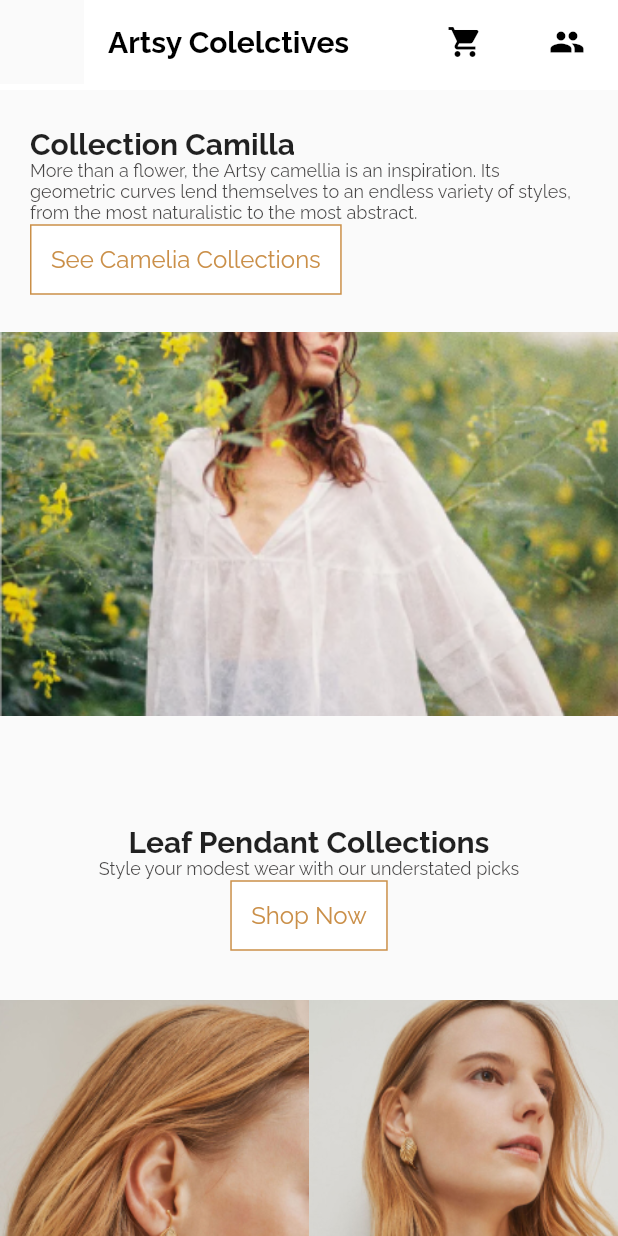
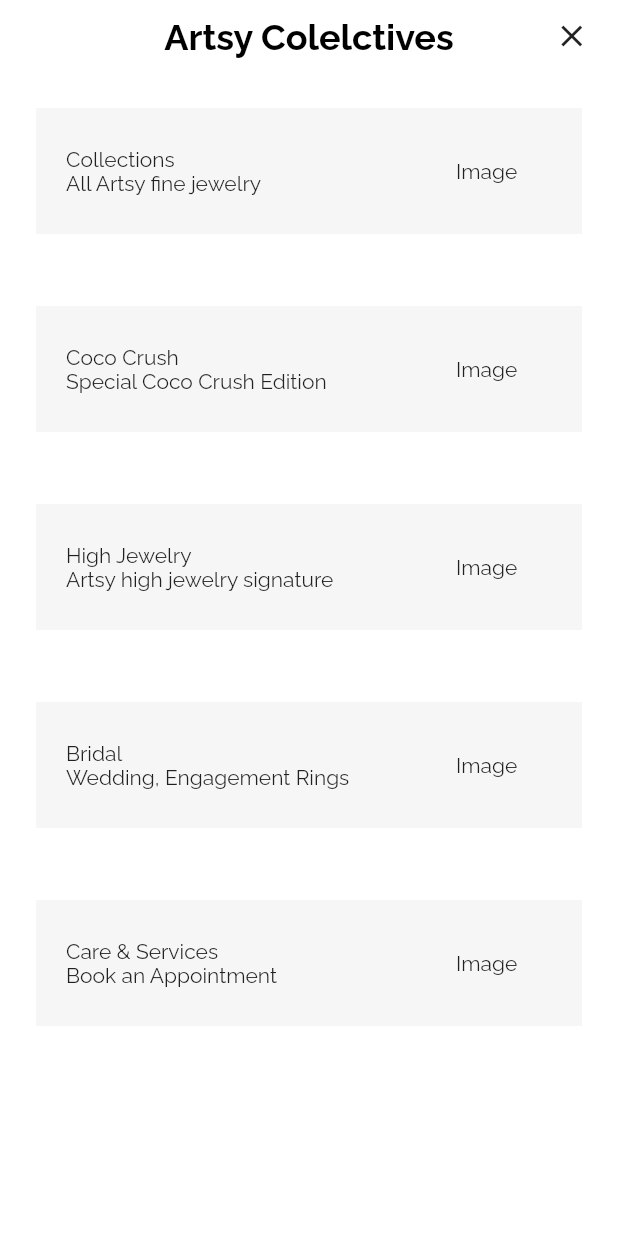
Before and after one commit to code7070/learn-flutter-web-1, a Flutter app: the screen it shows after launch, with the side drawer open (before the commit the screen has no drawer), on a phone screen of 412 x 824 dp. Run offline on Flutter 3.47's test engine with Material 2 defaults, Android fonts, the phone set to English and light mode, and no system bars; missing offline and left inert: div.

Commit message:
adding drawer component

```diff
--- a/lib/components/header/logo.dart
+++ b/lib/components/header/logo.dart
@@ -10,7 +10,8 @@ class LogoFont extends StatelessWidget {
   Widget build(BuildContext context) {
     return Div(const Text(
       'Artsy Colelctives',
-      style: TextStyle(fontWeight: FontWeight.bold, color: Colors.black),
+      style: TextStyle(
+          fontWeight: FontWeight.bold, color: Colors.black, fontSize: 24),
     ));
   }
 }
--- a/lib/components/header/mobile.dart
+++ b/lib/components/header/mobile.dart
@@ -11,12 +11,9 @@ class HeaderMobile extends StatelessWidget {
       backgroundColor: Colors.white,
       foregroundColor: Colors.black,
       elevation: 0.0,
-      leading: const Drawer(
-        elevation: 0.0,
-      ),
       title: const LogoFont(),
-      actions: [
-        const ActionsGroup(),
+      actions: const [
+        ActionsGroup(),
       ],
     );
   }
--- a/lib/helpers/colors.dart
+++ b/lib/helpers/colors.dart
@@ -3,3 +3,4 @@ import 'package:flutter/material.dart';
 const appColorPrimary = Color(0xffCA8F48);
 const appColorBase = Color(0xffffffff);
 const appColorBase100 = Color(0xff333333);
+const appColorGray = Color(0xffF6F6F6);
--- /dev/null
+++ b/lib/screens/home/drawer.dart
@@ -0,0 +1,120 @@
+import 'package:flutter/material.dart';
+import 'package:flutter_web/components/header/logo.dart';
+import 'package:flutter_web/helpers/colors.dart';
+
+class HeaderDrawer extends StatefulWidget {
+  const HeaderDrawer({super.key});
+
+  @override
+  State<HeaderDrawer> createState() => DrawerElement();
+}
+
+class DrawerElement extends State<HeaderDrawer> {
+  final GlobalKey<ScaffoldState> _scaffoldKey = GlobalKey<ScaffoldState>();
+
+  void _openDrawer() {
+    _scaffoldKey.currentState!.openDrawer();
+  }
+
+  void _closeDrawer() {
+    Navigator.of(context).pop();
+  }
+
+  @override
+  Widget build(BuildContext context) {
+    return LayoutBuilder(builder: (context, constraints) {
+      if (MediaQuery.of(context).size.width > 1024) {
+        return const SizedBox.shrink();
+      }
+      return Drawer(
+        width: MediaQuery.of(context).size.width,
+        backgroundColor: Colors.white,
+        elevation: 0.0,
+        child: ListView(
+          children: [
+            drawerHead(context),
+            const MenuList(
+              title: 'Collections',
+              subtitle: 'All Artsy fine jewelry',
+            ),
+            const MenuList(
+              title: 'Coco Crush',
+              subtitle: 'Special Coco Crush Edition',
+            ),
+            const MenuList(
+              title: 'High Jewelry',
+              subtitle: 'Artsy high jewelry signature',
+            ),
+            const MenuList(
+              title: 'Bridal',
+              subtitle: 'Wedding, Engagement Rings',
+            ),
+            const MenuList(
+              title: 'Care & Services',
+              subtitle: 'Book an Appointment',
+            ),
+          ],
+        ),
+      );
+    });
+  }
+
+  Row drawerHead(BuildContext context) {
+    return Row(
+      children: [
+        SizedBox(
+          width: MediaQuery.of(context).size.width * 0.15,
+        ),
+        const Expanded(
+          flex: 1,
+          // width: MediaQuery.of(context).size.width * 0.70,
+          child: SizedBox(
+            height: 40,
+            child: Center(child: LogoFont()),
+          ),
+        ),
+        SizedBox(
+          width: MediaQuery.of(context).size.width * 0.15,
+          child: IconButton(
+            onPressed: _closeDrawer,
+            icon: const Icon(Icons.close),
+          ),
+        )
+      ],
+    );
+  }
+}
+
+class MenuList extends StatelessWidget {
+  final String title;
+  final String subtitle;
+
+  const MenuList({super.key, required this.title, required this.subtitle});
+
+  @override
+  Widget build(BuildContext context) {
+    return Container(
+      margin: const EdgeInsets.all(24),
+      height: 84,
+      color: appColorGray,
+      child: Center(
+        child: Row(
+          children: [
+            Expanded(
+                child: Container(
+              padding: const EdgeInsets.only(left: 20, right: 20),
+              child: Column(
+                  crossAxisAlignment: CrossAxisAlignment.start,
+                  mainAxisAlignment: MainAxisAlignment.center,
+                  children: [Text(title), Text(subtitle)]),
+            )),
+            const SizedBox(
+              width: 84,
+              child: Text('Image'),
+            )
+          ],
+        ),
+      ),
+    );
+  }
+}
--- a/lib/screens/home/index.dart
+++ b/lib/screens/home/index.dart
@@ -1,6 +1,7 @@
 import 'package:flutter/material.dart';
 import 'package:flutter_web/components/header/index.dart';
 import 'package:flutter_web/screens/home/discover.dart';
+import 'package:flutter_web/screens/home/drawer.dart';
 import 'package:flutter_web/screens/home/hero.dart';
 import 'package:flutter_web/screens/home/pendant.dart';
 
@@ -11,6 +12,7 @@ class MyHomePage extends StatelessWidget {
   Widget build(BuildContext context) {
     return Scaffold(
       appBar: const HeaderBar(),
+      drawer: const HeaderDrawer(),
       body: SingleChildScrollView(
         child: Column(
           children: const [HomeBanner(), HomePendant(), HomeDiscover()],
```
